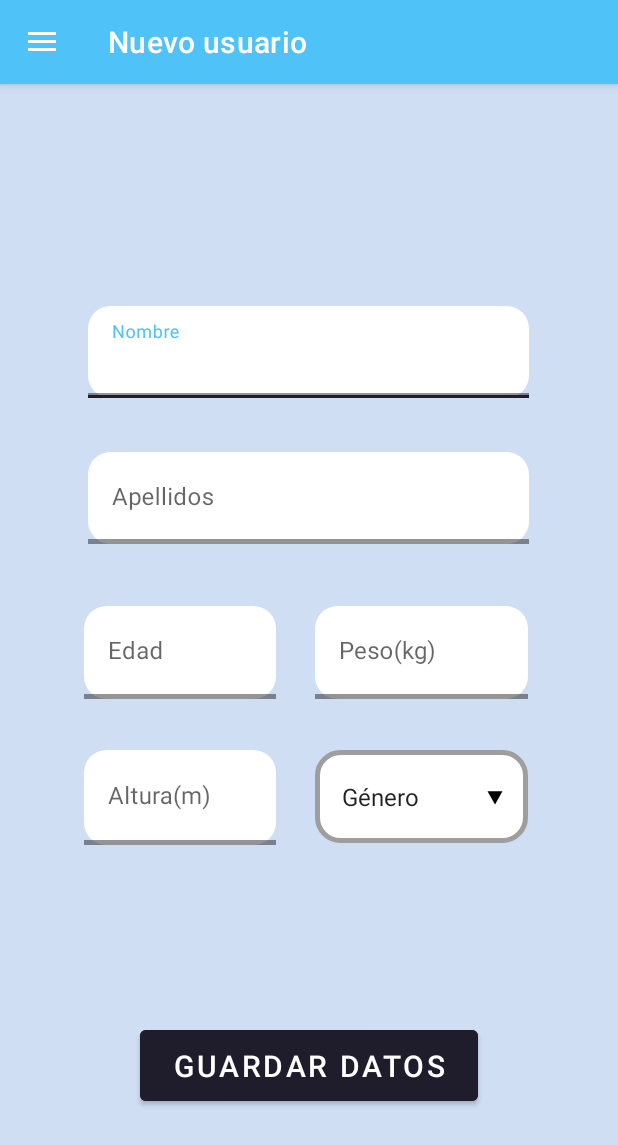
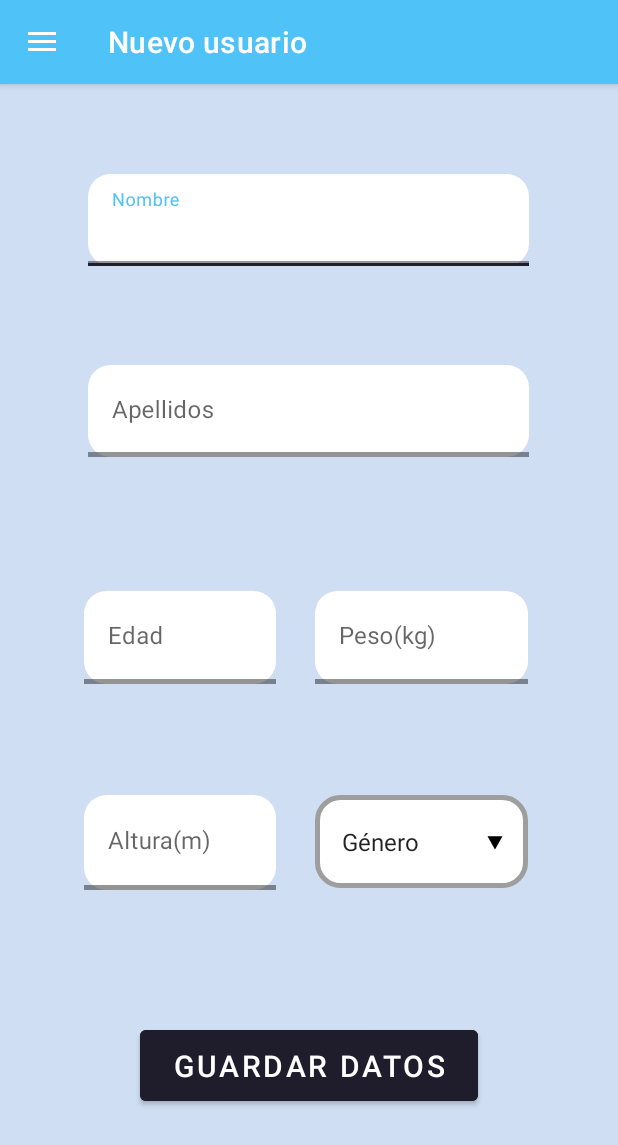
Before and after one commit to SrNeo7/Proyecto-VigHealth, an Android app: the NuevoUsuarioActivity screen opened directly, with no data from a screen before it, on a phone screen of 412 x 824 dp. Shown: the top 1145 px of the screen. Run offline under Robolectric (Android 15) with nearby library versions, the phone set to English and light mode, and no system bars; 1 statement that could not run was skipped.

Commit message:
Correccion de los primeros bugs reportados por un usuario.

```diff
--- a/app/src/main/res/layout/activity_login.xml
+++ b/app/src/main/res/layout/activity_login.xml
@@ -44,7 +44,7 @@
     android:layout_width="match_parent"
     android:layout_height="match_parent"
     android:gravity="center"
-        android:layout_marginTop="20sp"
+        android:layout_marginTop="75sp"
     android:orientation="vertical">
 
     <com.google.android.gms.common.SignInButton
--- a/app/src/main/res/layout/activity_nuevo_usuario.xml
+++ b/app/src/main/res/layout/activity_nuevo_usuario.xml
@@ -12,7 +12,7 @@
         style="@style/Widget.MaterialComponents.TextInputLayout.FilledBox.Dense"
         android:layout_width="wrap_content"
         android:layout_height="wrap_content"
-        android:layout_marginTop="148dp"
+        android:layout_marginTop="60dp"
         app:boxStrokeColor="@color/blackGS"
         app:boxStrokeWidth="3sp"
         app:boxBackgroundColor="@color/white"
@@ -44,7 +44,7 @@
         android:layout_height="wrap_content"
         app:boxStrokeColor="@color/blackGS"
         app:boxStrokeWidth="3sp"
-        android:layout_marginTop="36dp"
+        android:layout_marginTop="66dp"
         app:boxBackgroundColor="@color/white"
         app:boxCornerRadiusBottomStart="15sp"
         app:boxCornerRadiusBottomEnd="15sp"
@@ -72,7 +72,7 @@
         android:id="@+id/spGenero"
         android:layout_width="142dp"
         android:layout_height="62dp"
-        android:layout_marginTop="444dp"
+        android:layout_marginTop="474dp"
         android:entries="@array/genero"
         android:prompt="@string/sp_genero"
         android:hint="@string/sp_genero"
@@ -90,7 +90,7 @@
         app:boxStrokeColor="@color/blackGS"
         app:boxStrokeWidth="3sp"
         android:layout_marginStart="56dp"
-        android:layout_marginTop="444dp"
+        android:layout_marginTop="474dp"
         app:boxBackgroundColor="@color/white"
         app:boxCornerRadiusBottomStart="15sp"
         app:boxCornerRadiusBottomEnd="15sp"
@@ -119,7 +119,7 @@
         app:boxStrokeColor="@color/blackGS"
         app:boxStrokeWidth="3sp"
         android:layout_marginStart="56dp"
-        android:layout_marginTop="348dp"
+        android:layout_marginTop="338dp"
         app:boxBackgroundColor="@color/white"
         app:boxCornerRadiusBottomStart="15sp"
         app:boxCornerRadiusBottomEnd="15sp"
@@ -147,7 +147,7 @@
         android:layout_height="wrap_content"
         app:boxStrokeColor="@color/blackGS"
         app:boxStrokeWidth="3sp"
-        android:layout_marginTop="348dp"
+        android:layout_marginTop="338dp"
         app:boxBackgroundColor="@color/white"
         app:boxCornerRadiusBottomStart="15sp"
         app:boxCornerRadiusBottomEnd="15sp"
```
Also changed, not shown: app/build.gradle (+9 -0 lines), app/src/main/java/com/joseantonio/personalproject/proyectovighealth/MainActivity.java (+0 -7 lines).
